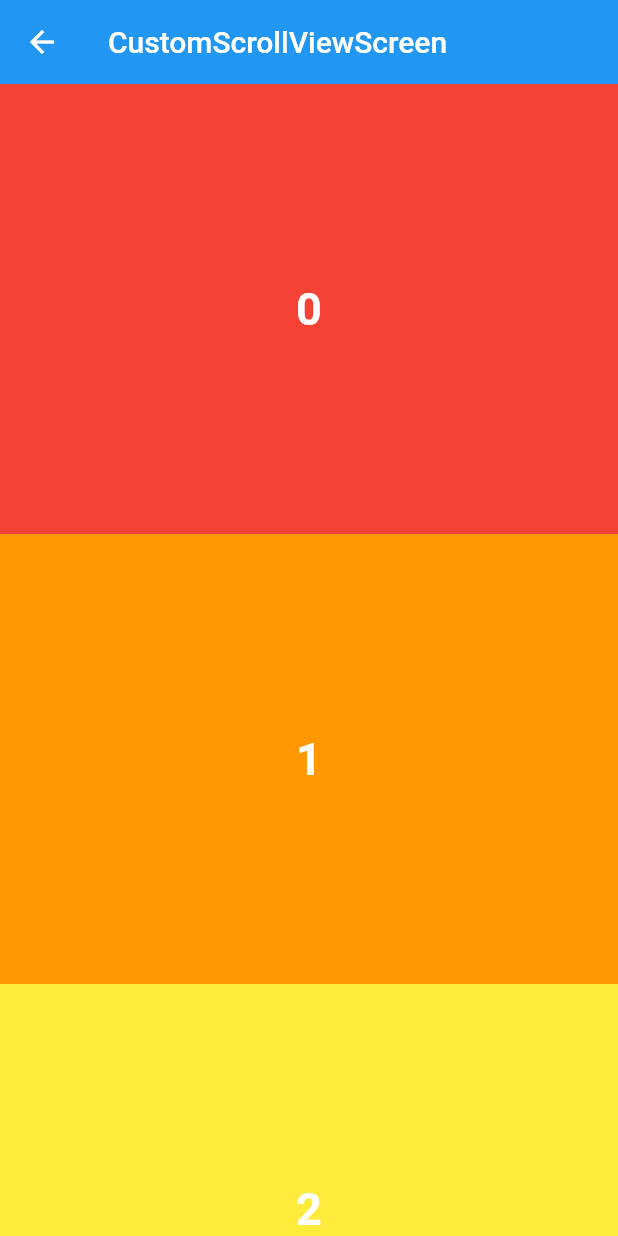
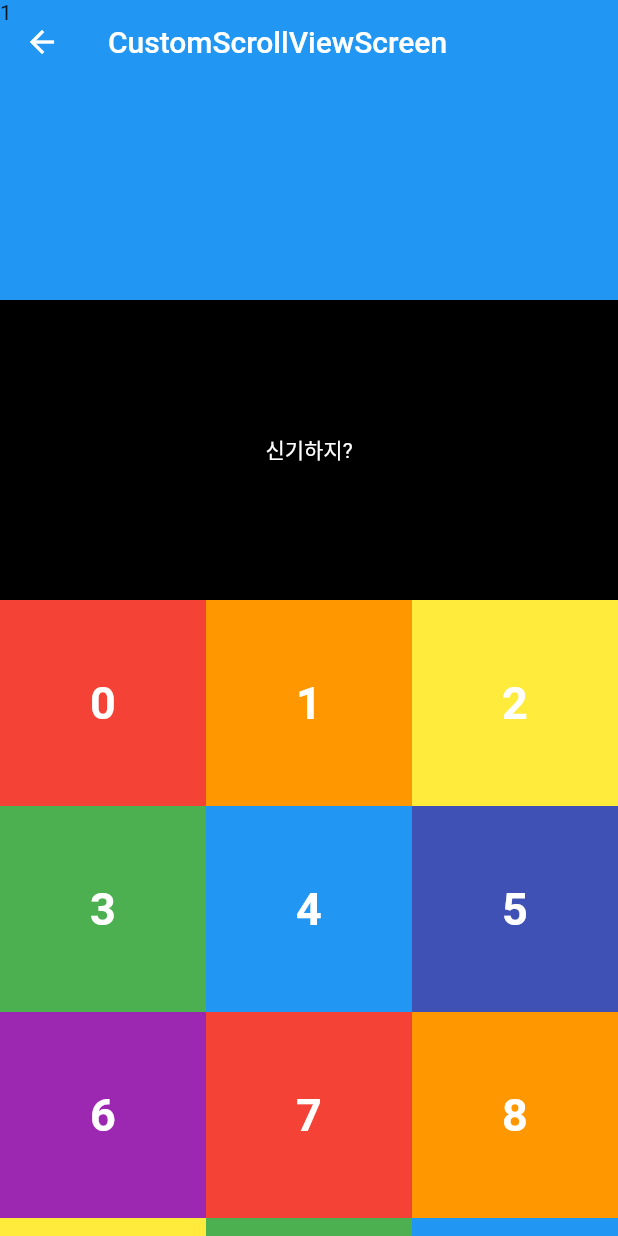
Before and after one commit to rldnd/flutter_scroll_views, a Flutter app: the screen it shows after launch, after a tap on "CustomScrollViewScreen", on a phone screen of 412 x 824 dp. Run offline on Flutter 3.47's test engine with Material 2 defaults, Android fonts, the phone set to English and light mode, and no system bars.

Commit message:
feat(customCrollView): sliverList & sliverGrid & persistentHeader

```diff
--- a/lib/screens/custom_scroll_view_screen.dart
+++ b/lib/screens/custom_scroll_view_screen.dart
@@ -1,5 +1,42 @@
 import 'package:flutter/material.dart';
 import 'package:flutter_scroll/constants/colors.dart';
+
+class _SliverFixedHeaderDelegate extends SliverPersistentHeaderDelegate {
+  final Widget child;
+  final double maxHeight;
+  final double minHeight;
+
+  _SliverFixedHeaderDelegate({
+    required this.child,
+    required this.maxHeight,
+    required this.minHeight,
+  });
+
+  @override
+  Widget build(
+      BuildContext context, double shrinkOffset, bool overlapsContent) {
+    return SizedBox.expand(child: child);
+  }
+
+  @override
+  // MEMO: 최대 높이
+  double get maxExtent => maxHeight;
+
+  @override
+  // MEMO: 최소 높이
+  double get minExtent => minHeight;
+
+  @override
+  // MEMO: covariant => 상속된 클래스도 사용 가능 ( SliverPersistentHeaderDelegate를 상속한 클래스도 될 수 있다 )
+  // MEMO: oldDelegate => build가 실행이 됐을 때 이전 Delegate
+  // MEMO: this => 새로운 delegate
+  // MEMO: shouldRebuild => 새로 build를 해야 할지 말지 결정 ( true: 빌드 다시 함 )
+  bool shouldRebuild(_SliverFixedHeaderDelegate oldDelegate) {
+    return oldDelegate.minHeight != minHeight ||
+        oldDelegate.maxHeight != maxHeight ||
+        oldDelegate.child != child;
+  }
+}
 
 class CustomScrollViewScreen extends StatelessWidget {
   final List<int> numbers = List.generate(100, (index) => index);
@@ -11,12 +48,91 @@ class CustomScrollViewScreen extends StatelessWidget {
     return Scaffold(
       body: CustomScrollView(
         slivers: [
-          SliverAppBar(
-            title: const Text('CustomScrollViewScreen'),
-          ),
-          renderBuilderSliverList()
+          renderSliverAppbar(),
+          renderHeader(),
+          renderSliverGridBuilder(),
+          renderHeader(),
+          renderBuilderSliverList(),
+          renderHeader(),
+          renderSliverGridBuilder(),
         ],
       ),
+    );
+  }
+
+  SliverPersistentHeader renderHeader() {
+    return SliverPersistentHeader(
+      pinned: true,
+      delegate: _SliverFixedHeaderDelegate(
+        child: Container(
+          color: Colors.black,
+          child: Center(
+            child: Text(
+              '신기하지?',
+              style: TextStyle(
+                color: Colors.white,
+              ),
+            ),
+          ),
+        ),
+        maxHeight: 200,
+        minHeight: 50,
+      ),
+    );
+  }
+
+  // MEMO: AppBar
+  SliverAppBar renderSliverAppbar() {
+    return const SliverAppBar(
+      // MEMO: 스크롤 했을 때 리스트의 중간에도 AppBar가 내려오게 할 수 있음
+      floating: true,
+      // MEMO: fixed
+      // pinned: true,
+      // MEMO: 자석 효과 ( floating이 true인 경우에만 )
+      snap: true,
+      stretch: true,
+      expandedHeight: 200,
+      collapsedHeight: 150,
+      flexibleSpace: FlexibleSpaceBar(
+        background: Text('1'),
+      ),
+      title: Text('CustomScrollViewScreen'),
+    );
+  }
+
+  // MEMO: GridView.builder 와 유사함
+  SliverGrid renderSliverGridBuilder() {
+    return SliverGrid(
+      delegate: SliverChildBuilderDelegate(
+        (context, index) {
+          return renderContainer(
+            color: RAINBOW_COLORS[index % RAINBOW_COLORS.length],
+            index: index,
+          );
+        },
+        childCount: 100,
+      ),
+      gridDelegate: const SliverGridDelegateWithMaxCrossAxisExtent(
+        maxCrossAxisExtent: 150.0,
+      ),
+    );
+  }
+
+  // MEMO: GridView.count 와 유사함
+  SliverGrid renderChildSliverGrid() {
+    return SliverGrid(
+      delegate: SliverChildListDelegate(
+        numbers
+            .map(
+              (number) => renderContainer(
+                color: RAINBOW_COLORS[number % RAINBOW_COLORS.length],
+                index: number,
+              ),
+            )
+            .toList(),
+      ),
+      gridDelegate:
+          const SliverGridDelegateWithFixedCrossAxisCount(crossAxisCount: 2),
     );
   }
 
@@ -24,6 +140,7 @@ class CustomScrollViewScreen extends StatelessWidget {
   SliverList renderBuilderSliverList() {
     return SliverList(
       delegate: SliverChildBuilderDelegate(
+        childCount: 100,
         (context, index) {
           return renderContainer(
             color: RAINBOW_COLORS[index % RAINBOW_COLORS.length],
```
